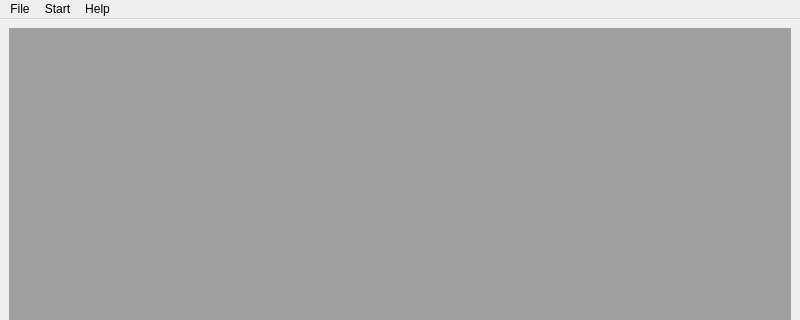
Before: the Qt Designer form GUI/MainWindow.ui in guohengkai/MIRVAP, drawn with Qt 5; both pictures show x 0 to 800 and y 0 to 320 of the 800 by 571 pixel window.
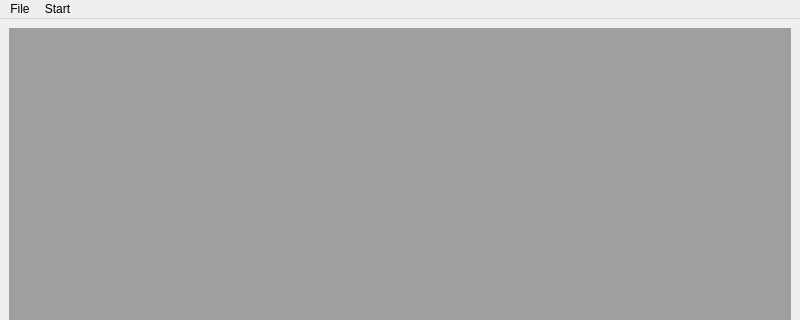
After: the same form once the commit is applied.

Diff of the .ui file:
```diff
--- a/GUI/MainWindow.ui
+++ b/GUI/MainWindow.ui
@@ -39,7 +39,7 @@
      <x>0</x>
      <y>0</y>
      <width>800</width>
-     <height>23</height>
+     <height>26</height>
     </rect>
    </property>
    <widget class="QMenu" name="menuFile">
@@ -94,18 +94,9 @@
     <addaction name="menuWidget_View"/>
     <addaction name="separator"/>
     <addaction name="menuRegister"/>
-    <addaction name="menuAnalysis"/>
-    <addaction name="menuMacro"/>
-   </widget>
-   <widget class="QMenu" name="menuHelp">
-    <property name="title">
-     <string>Help</string>
-    </property>
-    <addaction name="actionAbout"/>
    </widget>
    <addaction name="menuFile"/>
    <addaction name="menuStart"/>
-   <addaction name="menuHelp"/>
   </widget>
   <widget class="QStatusBar" name="statusbar">
    <property name="styleSheet">
```
Left out of the diff: 10 changed lines with no effect on the pictures.
